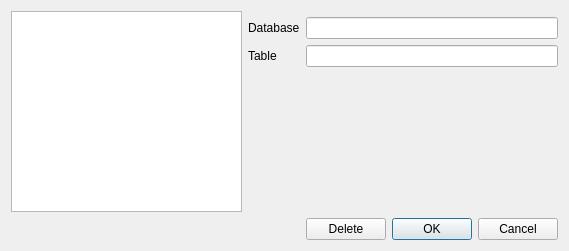
Before: the Qt Designer form ui/connections.ui in AeroNotix/freepoint, drawn with Qt 5.
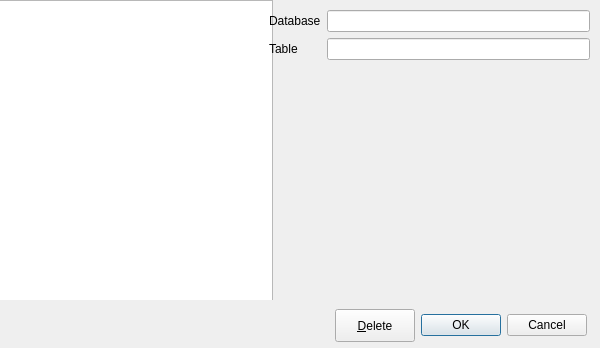
After: the same form once the commit is applied. Icons and pictures are not drawn.

Commit message: A little rework on the manage dialog so it's a bit easier to make future changes.

```diff
--- a/ui/connections.ui
+++ b/ui/connections.ui
@@ -6,8 +6,8 @@
    <rect>
     <x>0</x>
     <y>0</y>
-    <width>569</width>
-    <height>251</height>
+    <width>600</width>
+    <height>348</height>
    </rect>
   </property>
   <property name="windowTitle">
@@ -17,47 +17,64 @@
    <iconset resource="../resources/resource.qrc">
     <normaloff>:/address-book-new</normaloff>:/address-book-new</iconset>
   </property>
-  <layout class="QGridLayout" name="gridLayout">
-   <item row="4" column="4">
-    <widget class="QDialogButtonBox" name="buttonBox">
-     <property name="orientation">
-      <enum>Qt::Horizontal</enum>
-     </property>
-     <property name="standardButtons">
-      <set>QDialogButtonBox::Cancel|QDialogButtonBox::Ok</set>
-     </property>
-    </widget>
-   </item>
-   <item row="0" column="0" rowspan="4">
+  <widget class="QWidget" name="widget" native="true">
+   <property name="geometry">
+    <rect>
+     <x>-1</x>
+     <y>0</y>
+     <width>600</width>
+     <height>300</height>
+    </rect>
+   </property>
+   <property name="minimumSize">
+    <size>
+     <width>600</width>
+     <height>0</height>
+    </size>
+   </property>
+   <widget class="QWidget" name="widget_2" native="true">
+    <property name="geometry">
+     <rect>
+      <x>0</x>
+      <y>0</y>
+      <width>274</width>
+      <height>301</height>
+     </rect>
+    </property>
+    <layout class="QVBoxLayout" name="verticalLayout">
+     <item>
     <widget class="QListWidget" name="listWidget"/>
    </item>
-   <item row="1" column="1" colspan="2">
-    <widget class="QLabel" name="label_2">
-     <property name="text">
-      <string>Database</string>
-     </property>
-     <property name="buddy">
-      <cstring>txt_database</cstring>
-     </property>
-    </widget>
-   </item>
-   <item row="1" column="3" colspan="2">
-    <widget class="QLineEdit" name="txt_database"/>
-   </item>
-   <item row="2" column="1">
-    <widget class="QLabel" name="label_3">
-     <property name="text">
-      <string>Table</string>
-     </property>
-     <property name="buddy">
-      <cstring>txt_table</cstring>
-     </property>
-    </widget>
-   </item>
-   <item row="2" column="3" colspan="2">
+    </layout>
+   </widget>
+   <widget class="QWidget" name="widget_3" native="true">
+    <property name="geometry">
+     <rect>
+      <x>270</x>
+      <y>10</y>
+      <width>321</width>
+      <height>291</height>
+     </rect>
+    </property>
+    <layout class="QGridLayout" name="gridLayout">
+     <item row="3" column="1">
     <widget class="QLineEdit" name="txt_table"/>
    </item>
-   <item row="3" column="3">
+     <item row="3" column="0">
+      <widget class="QLabel" name="lbl_table">
+       <property name="text">
+        <string>Table</string>
+       </property>
+      </widget>
+     </item>
+     <item row="2" column="0">
+      <widget class="QLabel" name="lbl_dabase">
+       <property name="text">
+        <string>Database</string>
+       </property>
+      </widget>
+     </item>
+     <item row="4" column="1">
     <spacer name="verticalSpacer">
      <property name="orientation">
       <enum>Qt::Vertical</enum>
@@ -70,18 +87,58 @@
      </property>
     </spacer>
    </item>
-   <item row="4" column="3">
+     <item row="2" column="1">
+      <widget class="QLineEdit" name="txt_database"/>
+     </item>
+    </layout>
+   </widget>
+   <zorder>widget_2</zorder>
+   <zorder>listWidget</zorder>
+   <zorder>widget_3</zorder>
+  </widget>
+  <widget class="QWidget" name="widget_4" native="true">
+   <property name="geometry">
+    <rect>
+     <x>5</x>
+     <y>300</y>
+     <width>591</width>
+     <height>51</height>
+    </rect>
+   </property>
     <widget class="QPushButton" name="btn_deleteRow">
+    <property name="geometry">
+     <rect>
+      <x>330</x>
+      <y>9</y>
+      <width>80</width>
+      <height>33</height>
+     </rect>
+    </property>
      <property name="text">
-      <string>Delete</string>
+     <string>&amp;Delete</string>
      </property>
      <property name="icon">
       <iconset resource="../resources/resource.qrc">
        <normaloff>:/edit-delete</normaloff>:/edit-delete</iconset>
      </property>
     </widget>
-   </item>
-  </layout>
+   <widget class="QDialogButtonBox" name="buttonBox">
+    <property name="geometry">
+     <rect>
+      <x>416</x>
+      <y>9</y>
+      <width>166</width>
+      <height>33</height>
+     </rect>
+    </property>
+    <property name="orientation">
+     <enum>Qt::Horizontal</enum>
+    </property>
+    <property name="standardButtons">
+     <set>QDialogButtonBox::Cancel|QDialogButtonBox::Ok</set>
+    </property>
+   </widget>
+  </widget>
  </widget>
  <resources>
   <include location="../resources/resource.qrc"/>
```
Left out of the diff: 50 changed lines with no effect on the pictures. Lines whose indentation alone changed are shown as unchanged.
